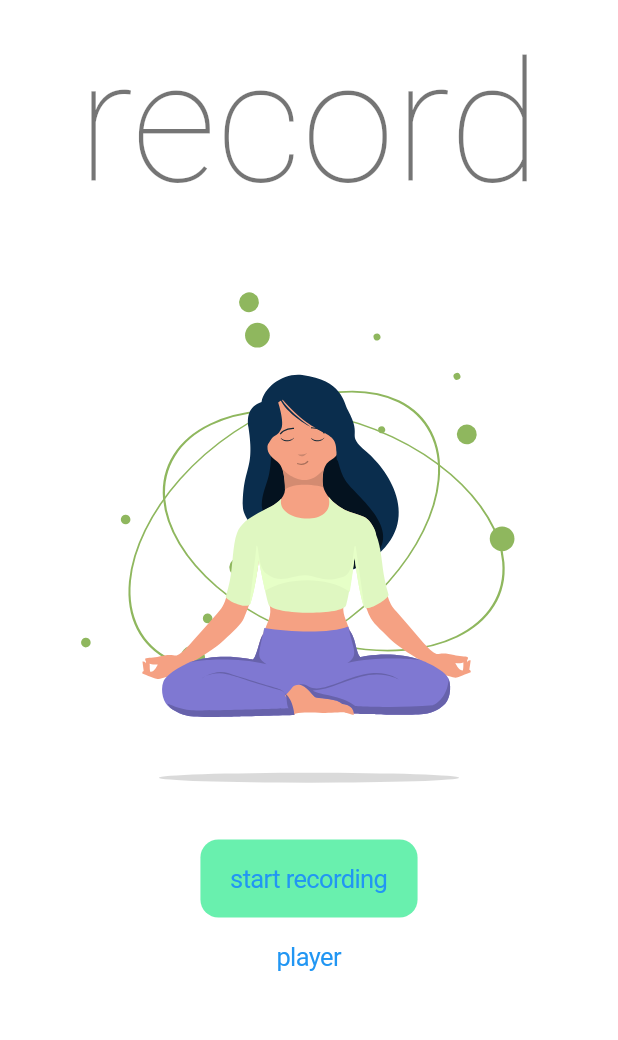
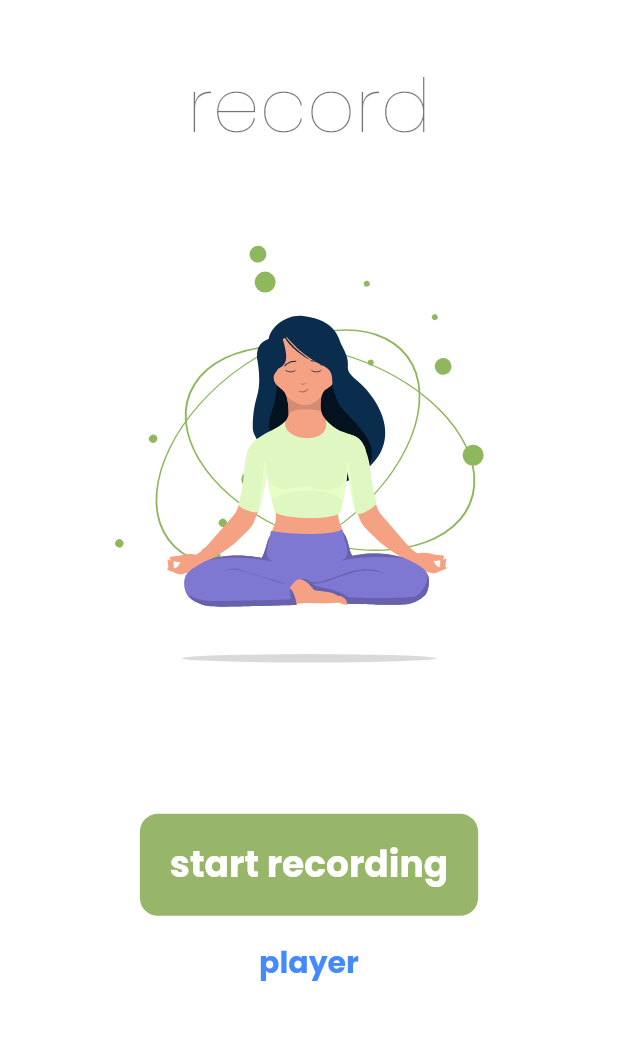
Before and after one commit to ettoma/my_voice, a Flutter app: the screen it shows after launch, on a phone screen of 412 x 824 dp, the part 59-1099 px from its top. Run offline on Flutter 3.47's test engine with Material 2 defaults, Android fonts, the phone set to English and light mode, and no system bars; our stand-ins replace font_awesome_flutter, google_fonts, lottie, sqflite; missing offline and left inert: flutter_sound; accounts and stored records are empty.

Commit message:
UI improvement recording page

```diff
--- a/lib/main.dart
+++ b/lib/main.dart
@@ -21,7 +21,19 @@ class _MyAppState extends State<MyApp> {
     return MaterialApp(
       theme: ThemeData(
           backgroundColor: Colors.white,
-          textTheme: TextTheme(headline1: GoogleFonts.aBeeZee()),
+          textTheme: GoogleFonts.poppinsTextTheme(
+            TextTheme(
+                headline1: TextStyle(fontSize: 50),
+                headline4: TextStyle(
+                    //Primary button
+                    fontWeight: FontWeight.bold,
+                    fontSize: 24),
+                headline5: TextStyle(
+                  // Secondary button
+                  fontWeight: FontWeight.bold,
+                  fontSize: 20,
+                )),
+          ),
           canvasColor: Colors.white),
       debugShowCheckedModeBanner: false,
       title: 'my voice',
--- a/lib/pages/recording.dart
+++ b/lib/pages/recording.dart
@@ -21,10 +21,6 @@ class Recording extends StatefulWidget {
 class _RecordingState extends State<Recording> with TickerProviderStateMixin {
   final recorder = SoundRecorder();
   bool _isButtonDisabled = false;
-  int number = 5;
-  Timer? animationTimer;
-  bool animate = false;
-  double animatedWidth = 300.0;
   AnimationController? _animationController;
 
   @override
@@ -51,19 +47,39 @@ class _RecordingState extends State<Recording> with TickerProviderStateMixin {
     return Scaffold(
       appBar: appBar(context),
       body: Center(
-        child: Column(
+        child: ListView(
+          padding: EdgeInsets.all(16),
           children: [
             Text(
               'record',
+              textAlign: TextAlign.center,
               style: Theme.of(context).textTheme.headline1,
             ),
-            Lottie.asset(
+            Container(
+              padding: EdgeInsets.only(top: 16),
+              alignment: Alignment.center,
+              child: Lottie.asset(
                 'assets/yoga_light.json',
+                height: MediaQuery.of(context).size.width * 0.85,
                 repeat: false,
                 controller: _animationController,
               ),
-            CupertinoButton(
-              color: Colors.greenAccent,
+            ),
+            SizedBox(
+              height: MediaQuery.of(context).size.height / 12,
+            ),
+            Container(
+              // Start recording button
+              alignment: Alignment.center,
+              child: CupertinoButton(
+                child: Text(
+                  'start recording',
+                  style: Theme.of(context)
+                      .textTheme
+                      .headline4!
+                      .copyWith(color: Colors.white),
+                ),
+                color: Color.fromRGBO(152, 182, 105, 1),
                 onPressed: _isButtonDisabled == true
                     ? null
                     : () {
@@ -75,11 +91,11 @@ class _RecordingState extends State<Recording> with TickerProviderStateMixin {
                           Duration(seconds: 5),
                           () async {
                             recorder.stop();
-                          await showCupertinoDialog(
+                            await showCupertinoModalPopup(
                               barrierDismissible: false,
                               context: context,
                               builder: (context) => CupertinoAlertDialog(
-                              title: Text('save'),
+                                title: Text('tag and mood'),
                                 actions: [
                                   CupertinoDialogAction(
                                     onPressed: () {
@@ -91,7 +107,22 @@ class _RecordingState extends State<Recording> with TickerProviderStateMixin {
                                 ],
                                 content: Column(
                                   children: [
+                                    Padding(
+                                      padding: const EdgeInsets.all(8.0),
+                                      child: Column(
+                                        crossAxisAlignment:
+                                            CrossAxisAlignment.start,
+                                        children: [
+                                          Container(
+                                            child: Text('tag'),
+                                            padding: EdgeInsets.only(bottom: 5),
+                                          ),
                                           CupertinoTextField(
+                                            placeholder: 'add a tag',
+                                            prefix: Container(
+                                                padding: EdgeInsets.all(4),
+                                                child: FaIcon(
+                                                    FontAwesomeIcons.hashtag)),
                                             autofocus: true,
                                             autocorrect: false,
                                             padding: EdgeInsets.symmetric(
@@ -103,10 +134,33 @@ class _RecordingState extends State<Recording> with TickerProviderStateMixin {
                                             onChanged: (e) =>
                                                 mood = _moodTextController.text,
                                           ),
+                                        ],
+                                      ),
+                                    ),
+                                    Padding(
+                                      padding: const EdgeInsets.all(8.0),
+                                      child: Column(
+                                        crossAxisAlignment:
+                                            CrossAxisAlignment.start,
+                                        children: [
+                                          Container(
+                                            child: Text('mood'),
+                                            padding: EdgeInsets.only(bottom: 5),
+                                          ),
                                           CupertinoTextField(
+                                            placeholder: 'register your mood',
+                                            autocorrect: false,
+                                            padding: EdgeInsets.symmetric(
+                                                vertical: 5, horizontal: 10),
+                                            maxLength: 15,
+                                            maxLengthEnforcement:
+                                                MaxLengthEnforcement.enforced,
                                             controller: _tagTextController,
                                             onChanged: (e) =>
                                                 tag = _tagTextController.text,
+                                          ),
+                                        ],
+                                      ),
                                     ),
                                   ],
                                 ),
@@ -128,10 +182,19 @@ class _RecordingState extends State<Recording> with TickerProviderStateMixin {
                           },
                         );
                       },
-              child: Text('start recording'),
               ),
-            CupertinoButton(
-              child: Text('player'),
+            ),
+            Container(
+              // Player button
+              alignment: Alignment.center,
+              child: CupertinoButton(
+                child: Text(
+                  'player',
+                  style: Theme.of(context).textTheme.headline5!.copyWith(
+                      color: _isButtonDisabled
+                          ? Colors.grey.shade100
+                          : Colors.blueAccent),
+                ),
                 onPressed: _isButtonDisabled == true
                     ? null
                     : () {
@@ -144,6 +207,7 @@ class _RecordingState extends State<Recording> with TickerProviderStateMixin {
                           ),
                         );
                       },
+              ),
             )
           ],
         ),
```
Lines whose indentation alone changed are shown as unchanged.
